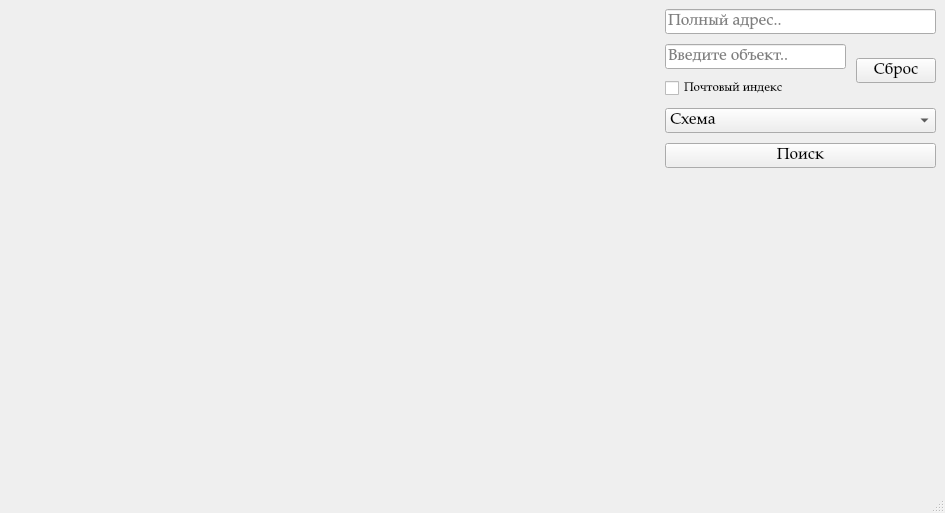
Qt form ui/main_window.ui (fearppen/Map) before a commit.
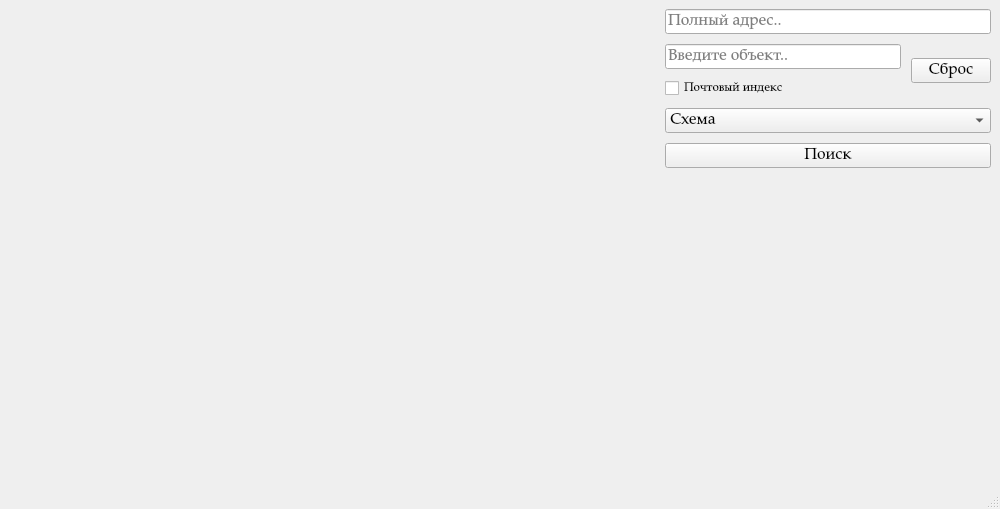
The same form after that commit.

What changed in the file:
```diff
--- a/ui/main_window.ui
+++ b/ui/main_window.ui
@@ -6,10 +6,22 @@
    <rect>
     <x>0</x>
     <y>0</y>
-    <width>945</width>
-    <height>513</height>
+    <width>1000</width>
+    <height>509</height>
    </rect>
   </property>
+  <property name="minimumSize">
+   <size>
+    <width>1000</width>
+    <height>509</height>
+   </size>
+  </property>
+  <property name="maximumSize">
+   <size>
+    <width>1500</width>
+    <height>509</height>
+   </size>
+  </property>
   <property name="windowTitle">
    <string>MainWindow</string>
   </property>
@@ -23,6 +35,12 @@
         <height>450</height>
        </size>
       </property>
+      <property name="maximumSize">
+       <size>
+        <width>650</width>
+        <height>450</height>
+       </size>
+      </property>
       <property name="focusPolicy">
        <enum>Qt::StrongFocus</enum>
       </property>
```
Left out of the diff: 5 changed lines with no effect on the pictures.
